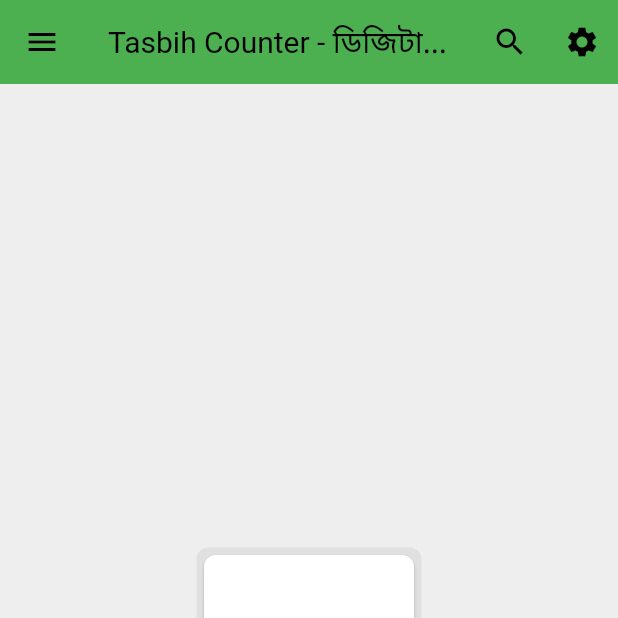
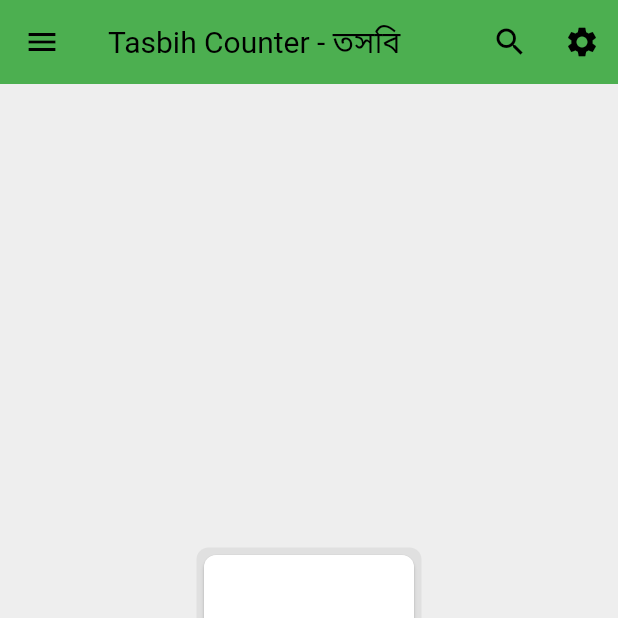
Before and after one commit to Azimul-Haque/tasbih-android, a Flutter app: the screen it shows after launch, on a phone screen of 412 x 824 dp, the top half of it. Run offline on Flutter 3.47's test engine with Material 3 defaults, Android fonts, the phone set to English and light mode, and no system bars; our stand-ins replace shared_preferences.

Commit message:
Commit Mon 11/25/2024  4:52:47.19 2761

```diff
--- a/lib/main.dart
+++ b/lib/main.dart
@@ -33,7 +33,7 @@ class _MyAppState extends State<MyApp> {
       darkTheme: darkTheme,
       themeMode: _isDarkMode ? ThemeMode.dark : ThemeMode.light,
       home: MyHomePage(
-        title: 'Tasbih Counter - ডিজিটাল তসবি',
+        title: 'Tasbih Counter - তসবি',
         isDarkMode: _isDarkMode,
         toggleTheme: _toggleTheme,
       ),
```
